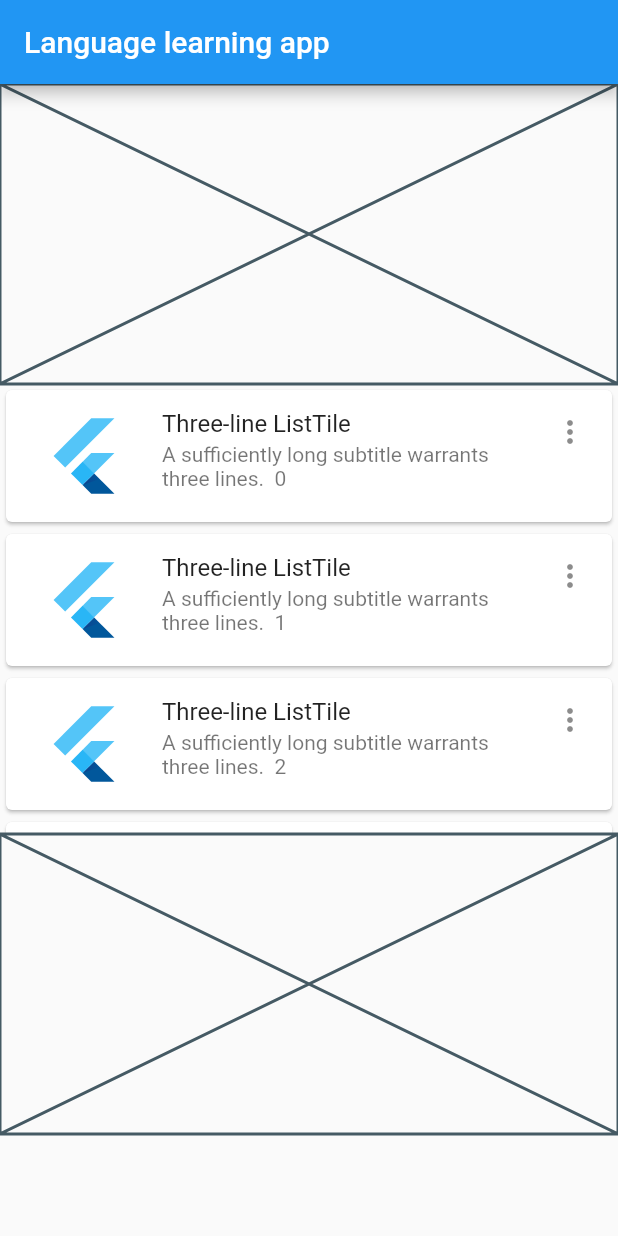
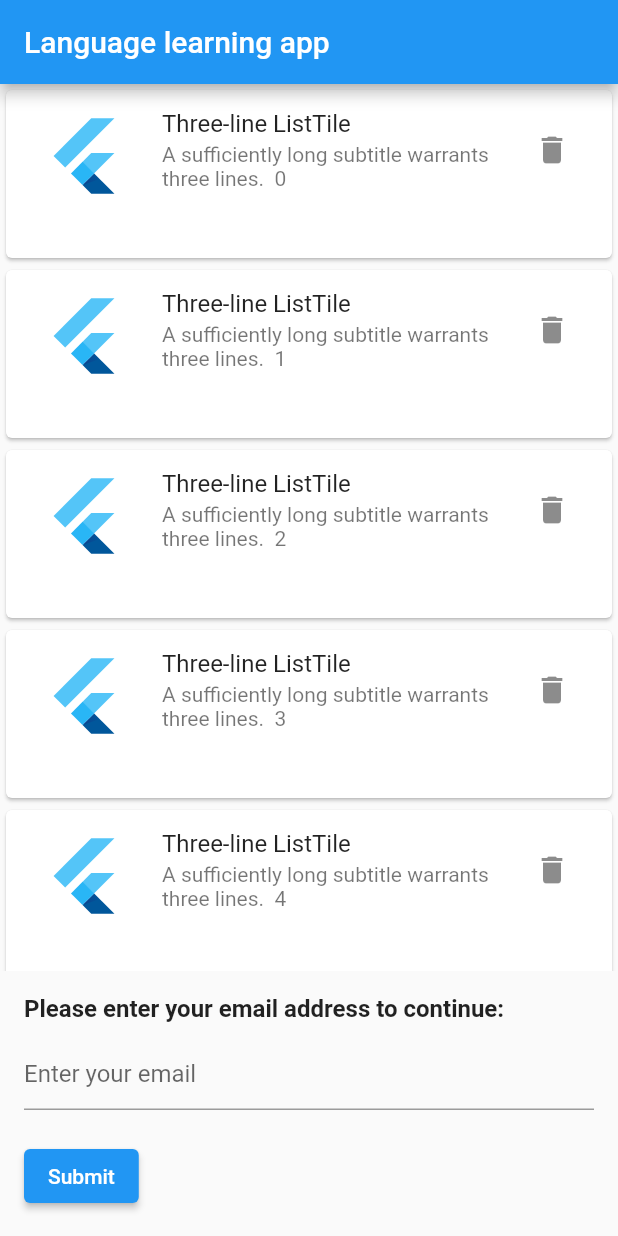
Before and after one commit to xide-projext/my_flutter1, a Flutter app: the screen it shows after launch, on a phone screen of 412 x 824 dp. Run offline on Flutter 3.47's test engine with Material 2 defaults, Android fonts, the phone set to English and light mode, and no system bars.

Commit message:
기존 코드를 유지를 요구하지 않고 개선

```diff
--- a/lib/main.dart
+++ b/lib/main.dart
@@ -25,48 +25,130 @@ void main() async {
   ));
 }
 
-class FirstScreen extends StatelessWidget {
-  const FirstScreen({super.key});
+/// 결과 페이지
+/// * [correctAnswers] 정답 개수
+/// * [totalQuestions] 총 문제 개수
+///
+/// 위 코드는 스크롤이 가능한 Column 위젯과, 그 안에 높이가 200인 빈 박스, 높이가 300인 스크롤 가능한 ListView.builder 위젯, 또 다시 높이가 200인 빈 박스로 구성되어 있습니다. 상단에는 앱바가 있으며, 두 번째 빈 박스 위에는 여러 개의 Card 위젯이 ListView.builder를 이용하여 리스트 형태로 출력됩니다. 리스트의 각 아이템은 ListTile 위젯으로 구성되며, FlutterLogo 위젯, Text 위젯, Icon 위젯으로 이루어져 있습니다. 리스트의 아이템을 탭하면 /second 경로로 이동합니다. 이렇게 스크롤이 가능한 Column 위젯과 ListView.builder
+
+class FirstScreen extends StatefulWidget {
+  const FirstScreen({Key? key}) : super(key: key);
+
+  @override
+  _FirstScreenState createState() => _FirstScreenState();
+}
+
+class _FirstScreenState extends State<FirstScreen> {
+  final _formKey = GlobalKey<FormState>();
+  final _emailController = TextEditingController();
+  final List<String> _items = List.generate(17, (index) => '$index');
+
+  @override
+  void dispose() {
+    _emailController.dispose();
+    super.dispose();
+  }
+
+  void _showSnackbar(BuildContext context, String message) {
+    final snackBar = SnackBar(content: Text(message));
+    ScaffoldMessenger.of(context).showSnackBar(snackBar);
+  }
+
+  void _onSubmit() {
+    if (_formKey.currentState!.validate()) {
+      Navigator.pushNamed(context, '/second');
+    } else {
+      _showSnackbar(context, 'Please enter a valid email address');
+    }
+  }
 
   @override
   Widget build(BuildContext context) {
     return Scaffold(
       appBar: AppBar(title: const Text("Language learning app")),
-        body: SingleChildScrollView(
-            // https://api.flutter.dev/flutter/widgets/SingleChildScrollView-class.html
-            child: Column(children: [
-          const Placeholder(
-            fallbackHeight: 200, // Placeholder의 높이를 지정합니다.
-          ),
-          SizedBox(
-              height: 300, //
-              child: SingleChildScrollView(
-                  // https://sharegpt.com/c/Se6pTmq
-                  child: ListView.builder(
-                shrinkWrap: true,
-                physics: const NeverScrollableScrollPhysics(),
-                itemCount: 17,
+      body: Column(
+        crossAxisAlignment: CrossAxisAlignment.stretch,
+        children: [
+          Expanded(
+            child: FutureBuilder(
+              future: Future.delayed(Duration(seconds: 2)),
+              builder: (context, snapshot) {
+                if (snapshot.connectionState == ConnectionState.waiting) {
+                  return Center(child: CircularProgressIndicator());
+                }
+                return ListView.builder(
+                  itemCount: _items.length,
                   itemBuilder: (BuildContext context, int index) {
-                  return Card(
-                    // https://api.flutter.dev/flutter/material/ListTile-class.html
+                    return SizedBox(
+                      height: 120,
+                      child: Card(
                         child: ListTile(
                           leading: FlutterLogo(size: 72.0),
                           title: Text('Three-line ListTile'),
                           subtitle: Text(
-                          'A sufficiently long subtitle warrants three lines.  $index'),
-                      trailing: Icon(Icons.more_vert),
+                              'A sufficiently long subtitle warrants three lines.  ${_items[index]}'),
+                          trailing: IconButton(
+                            icon: Icon(Icons.delete),
+                            onPressed: () {
+                              setState(() {
+                                _items.removeAt(index);
+                              });
+                              _showSnackbar(context, 'Item deleted');
+                            },
+                          ),
                           isThreeLine: true,
                           onTap: () {
                             Navigator.pushNamed(context, '/second');
-                      }, // Handle your onTap here.
+                          },
+                        ),
                       ),
                     );
                   },
-              ))),
-          const Placeholder(
-            fallbackHeight: 200, // Placeholder의 높이를 지정합니다.
+                );
+              },
             ),
-        ])));
+          ),
+          Padding(
+            padding: const EdgeInsets.all(16.0),
+            child: Column(
+              crossAxisAlignment: CrossAxisAlignment.start,
+              children: <Widget>[
+                Text(
+                  'Please enter your email address to continue:',
+                  style: TextStyle(fontSize: 16, fontWeight: FontWeight.bold),
+                ),
+                SizedBox(height: 10),
+                Form(
+                  key: _formKey,
+                  child: Column(
+                    crossAxisAlignment: CrossAxisAlignment.start,
+                    children: <Widget>[
+                      TextFormField(
+                        controller: _emailController,
+                        decoration: const InputDecoration(
+                          hintText: 'Enter your email',
+                        ),
+                        validator: (String? value) {
+                          if (value == null || value.isEmpty) {
+                            return 'Please enter your email address';
+                          }
+                          return null;
+                        },
+                      ),
+                      SizedBox(height: 20),
+                      ElevatedButton(
+                        onPressed: _onSubmit,
+                        child: const Text('Submit'),
+                      ),
+                    ],
+                  ),
+                ),
+              ],
+            ),
+          ),
+        ],
+      ),
+    );
   }
 }
 
```
Also changed, not shown: 1 other file. Lines whose indentation alone changed are shown as unchanged.
